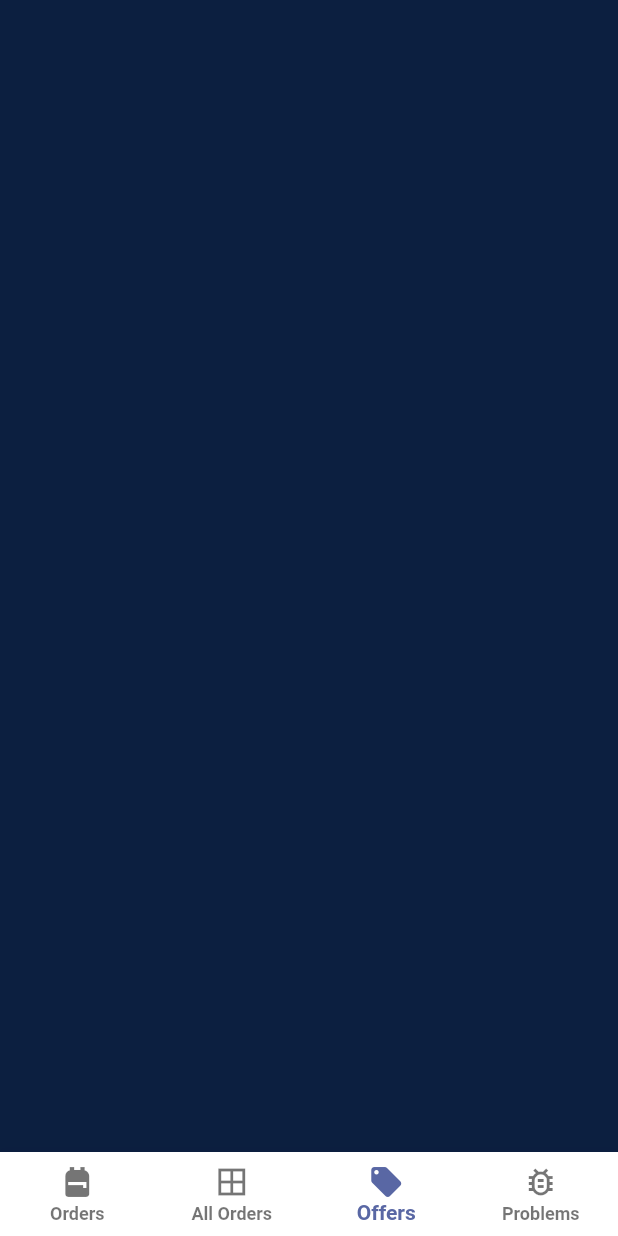
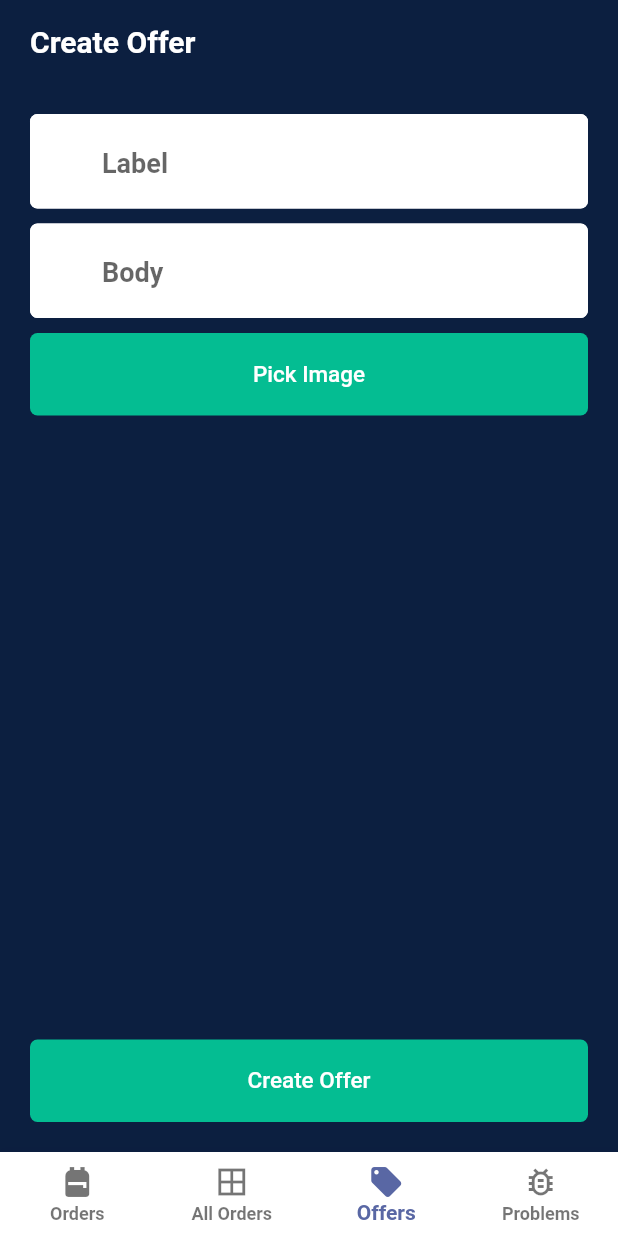
Before and after one commit to brekooname/Fox-Delivery-Owner, a Flutter app: the screen it shows after launch, item 3 of the bottom bar chosen, on a phone screen of 412 x 824 dp. Run offline on Flutter 3.47's test engine with Material 2 defaults, Android fonts, the phone set to English and light mode, and no system bars; our stand-ins replace bloc, cloud_firestore, firebase_core, firebase_messaging, firebase_storage, flutter_bloc and 6 more; accounts and stored records are empty.

Commit message:
Offers Screen

```diff
--- /dev/null
+++ b/lib/Models/OfferModel.dart
@@ -0,0 +1,28 @@
+class OfferModel{
+  String? label;
+  String? body;
+  String? offerImage;
+
+
+  OfferModel({
+    required this.label,
+    required this.body,
+    required this.offerImage,
+
+  });
+
+  OfferModel.fromJson(Map<String, dynamic> json){
+    label = json['label'];
+    body = json['body'];
+    offerImage = json['offerImage'];
+
+  }
+
+  Map<String, dynamic> toMap(){
+    return {
+      'label' : label,
+      'body' : body,
+      'offerImage' : offerImage,
+    };
+  }
+}
--- a/lib/Modules/Offers/Offers.dart
+++ b/lib/Modules/Offers/Offers.dart
@@ -1,10 +1,117 @@
 import 'package:flutter/material.dart';
+import 'package:flutter_bloc/flutter_bloc.dart';
+import 'package:fox_delivery_owner/shared/components/components.dart';
+import 'package:fox_delivery_owner/shared/cubit/cubit.dart';
+import 'package:fox_delivery_owner/shared/cubit/states.dart';
+import 'package:fox_delivery_owner/styles/Themes.dart';
 
 class Offers extends StatelessWidget {
-  const Offers({Key? key}) : super(key: key);
+  var labelController = TextEditingController();
+  var bodyController = TextEditingController();
+  var formKey = GlobalKey<FormState>();
+
 
   @override
   Widget build(BuildContext context) {
-    return Scaffold();
+    return BlocConsumer<FoxCubit, FoxStates>(
+      listener: (context, state) {},
+      builder: (context, state) {
+        return Scaffold(
+          appBar: AppBar(
+            title: const Text('Create Offer'),
+          ),
+          body: CustomScrollView(
+            slivers: [
+              SliverFillRemaining(
+                hasScrollBody: false,
+                child: Padding(
+                  padding: const EdgeInsets.all(20.0),
+                  child: Form(
+                    key: formKey,
+                    child: Column(
+                      children: [
+                        textFormFieldWithHint(
+                            context: context,
+                            controller: labelController,
+                            validation: 'Enter Label',
+                            label: 'Label',
+                            type: TextInputType.text),
+                        const SizedBox(
+                          height: 10.0,
+                        ),
+                        textFormFieldWithHint(
+                            context: context,
+                            controller: bodyController,
+                            validation: 'Enter body',
+                            label: 'Body',
+                            type: TextInputType.text),
+                        const SizedBox(
+                          height: 10.0,
+                        ),
+                        defaultButton(
+                            text: 'Pick Image',
+                            backgroundColor: buttonColor,
+                            borderRadius: 5.0,
+                            TextColor: Colors.white,
+                            fun: () {
+                              FoxCubit.get(context).getOfferImage();
+                            }),
+                        const SizedBox(
+                          height: 10.0,
+                        ),
+                        if (FoxCubit.get(context).offerImage != null)
+                          Stack(
+                            children: [
+                              Container(
+                                height: 200,
+                                width: double.infinity,
+                                decoration: BoxDecoration(
+                                    image: DecorationImage(
+                                        image: FileImage(
+                                                FoxCubit.get(context).offerImage!)
+                                            as ImageProvider)),
+                              ),
+                              Padding(
+                                padding: const EdgeInsets.all(8.0),
+                                child: CircleAvatar(
+                                  radius: 16,
+                                  child: IconButton(
+                                      onPressed: () {
+                                        FoxCubit.get(context).removeOfferImage();
+                                      },
+                                      icon: const Icon(
+                                        Icons.close,
+                                        size: 16,
+                                      )),
+                                ),
+                              ),
+                            ],
+                          ),
+                        Spacer(),
+                        const SizedBox(
+                          height: 10.0,
+                        ),
+                        defaultButton(
+                            text: 'Create Offer',
+                            fun: () {
+                              if(formKey.currentState!.validate() && FoxCubit.get(context).offerImage != null){
+                                FoxCubit.get(context).uploadOfferImage(
+                                    label: labelController.text,
+                                    body: bodyController.text);
+                              }
+                            },
+                            backgroundColor: buttonColor,
+                            borderRadius: 5.0,
+                            TextColor: Colors.white)
+                      ],
+                    ),
+                  ),
+                ),
+              )
+            ],
+          ),
+        );
+      },
+    );
   }
 }
--- a/lib/shared/constants/constants.dart
+++ b/lib/shared/constants/constants.dart
@@ -8,3 +8,5 @@ List<PackageModel> orders = [];
 List<String> packagesID = [];
 List<String> selectedPackagesID = [];
 List<ProblemModel> problems = [];
+
+DateTime focusedDay = DateTime.now();
--- a/lib/shared/cubit/cubit.dart
+++ b/lib/shared/cubit/cubit.dart
@@ -1,6 +1,9 @@
+import 'dart:io';
+
 import 'package:bloc/bloc.dart';
 import 'package:cloud_firestore/cloud_firestore.dart';
 import 'package:flutter_bloc/flutter_bloc.dart';
+import 'package:fox_delivery_owner/Models/OfferModel.dart';
 import 'package:fox_delivery_owner/Models/PackageModels.dart';
 import 'package:fox_delivery_owner/Models/ProblemModel.dart';
 import 'package:fox_delivery_owner/Modules/AllOrdersScreen/AllOrdersScreen.dart';
@@ -12,7 +15,9 @@ import 'package:fox_delivery_owner/shared/cubit/states.dart';
 import 'package:flutter/material.dart';
 import 'package:fox_delivery_owner/styles/Themes.dart';
 import 'package:get/get.dart';
+import 'package:image_picker/image_picker.dart';
 import 'package:internet_connection_checker/internet_connection_checker.dart';
+import 'package:firebase_storage/firebase_storage.dart' as firebase_storage;
 
 import '../constants/constants.dart';
 
@@ -191,4 +196,57 @@ class FoxCubit extends Cubit<FoxStates> {
       emit(FoxGetProblemsErrorState());
     });
   }
+
+  File? offerImage;
+  var picker = ImagePicker();
+
+  Future<void> getOfferImage() async {
+    final pickedFile = await picker.pickImage(source: ImageSource.gallery);
+    if (pickedFile != null) {
+      offerImage = File(pickedFile.path);
+      emit(FoxImagePickedSuccessState());
+    } else {
+      print("No image selected");
+      emit(FoxImagePickedErrorState());
+    }
+  }
+
+  void removeOfferImage() {
+    offerImage = null;
+    emit(FoxRemoveOfferImageState());
+  }
+
+  uploadOfferImage({
+    required String label,
+    required String body,
+  }) {
+    emit(FoxCreateOfferLoadingState());
+    firebase_storage.FirebaseStorage.instance
+        .ref()
+        .child('offers/${Uri.file(offerImage!.path).pathSegments.last}')
+        .putFile(offerImage!)
+        .then((value) {
+      value.ref.getDownloadURL().then((value) {
+        createOffer(label: label, body: body, offerImage: value);
+        offerImage = null;
+        emit(FoxCreateOfferSuccessState());
+      });
+    }).catchError((error) {
+      print("Error while creating offer >>>>> ${error.toString()}");
+      emit(FoxCreateOfferErrorState());
+    });
+  }
+
+  void createOffer(
+      {required String label,
+      required String body,
+      required String offerImage}) {
+    OfferModel model =
+        OfferModel(label: label, body: body, offerImage: offerImage);
+    FirebaseFirestore.instance
+        .collection('offers')
+        .add(model.toMap())
+        .then((value) {})
+        .catchError((error) {});
+  }
 }
--- a/lib/shared/cubit/states.dart
+++ b/lib/shared/cubit/states.dart
@@ -17,3 +17,12 @@ class FoxCompleteOrderErrorState extends FoxStates{}
 class FoxGetProblemsLoadingState extends FoxStates{}
 class FoxGetProblemsSuccessState extends FoxStates{}
 class FoxGetProblemsErrorState extends FoxStates{}
+
+class FoxImagePickedSuccessState extends FoxStates{}
+class FoxImagePickedErrorState extends FoxStates{}
+
+class FoxRemoveOfferImageState extends FoxStates{}
+
+class FoxCreateOfferLoadingState extends FoxStates{}
+class FoxCreateOfferSuccessState extends FoxStates{}
+class FoxCreateOfferErrorState extends FoxStates{}
--- a/pubspec.yaml
+++ b/pubspec.yaml
@@ -38,6 +38,7 @@ dependencies:
   flutter_bloc: ^8.0.1
   intl: ^0.17.0
   table_calendar: ^3.0.5
+  image_picker: ^0.8.5+3
   dio: ^4.0.4
   shared_preferences: ^2.0.12
   fluttertoast: ^8.0.8
```
Also changed, not shown: lib/Modules/OrdersScreen/OrdersScreen.dart (+18 -13 lines), pubspec.lock.
